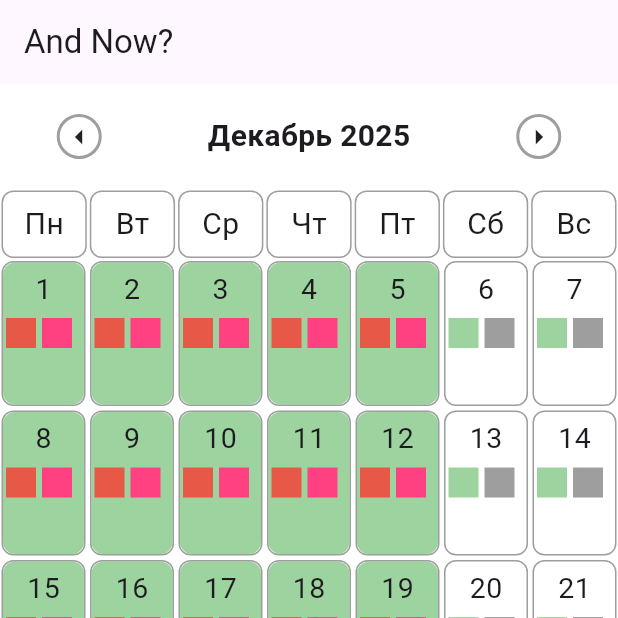
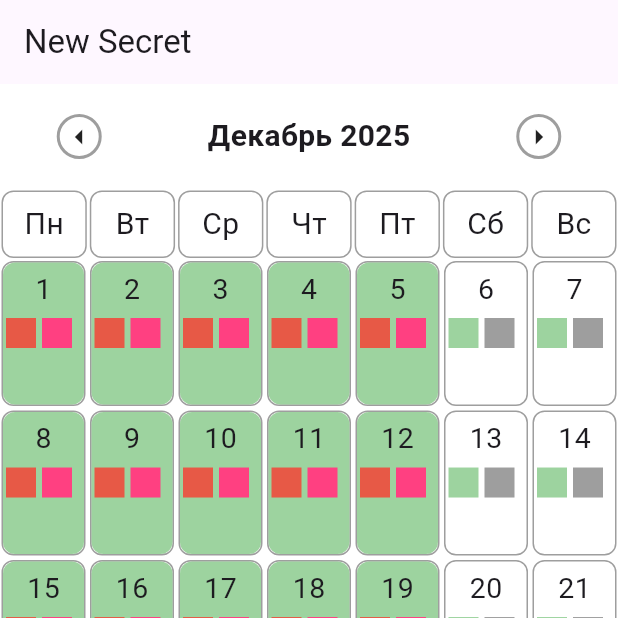
Before and after one commit to budemZhit/focusflow_front, a Flutter app: the screen it shows after launch, on a phone screen of 412 x 824 dp, the top half of it. Run offline on Flutter 3.47's test engine with Material 3 defaults, Android fonts, the phone set to English and light mode, and no system bars.

Commit message:
Change AppBar title from 'And Now?' to 'New Secret'

```diff
--- a/lib/main.dart
+++ b/lib/main.dart
@@ -67,7 +67,7 @@ class _MyHomePageState extends State<MyHomePage> {
   @override
   Widget build(BuildContext context) {
     return Scaffold(
-      appBar: AppBar(title: Text("And Now?")),
+      appBar: AppBar(title: Text("New Secret")),
       body: LayoutBuilder(
         builder: (context, constraints) {
           if (constraints.maxWidth < 815) {
```
